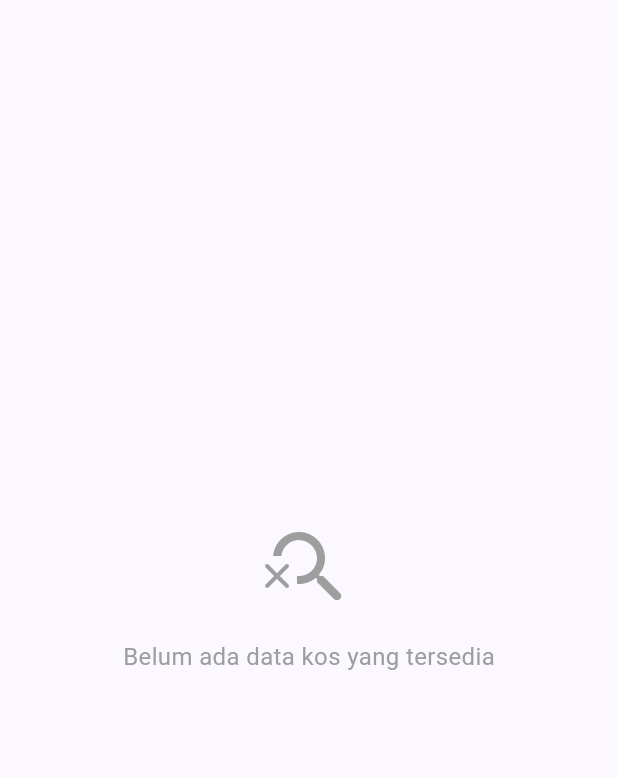
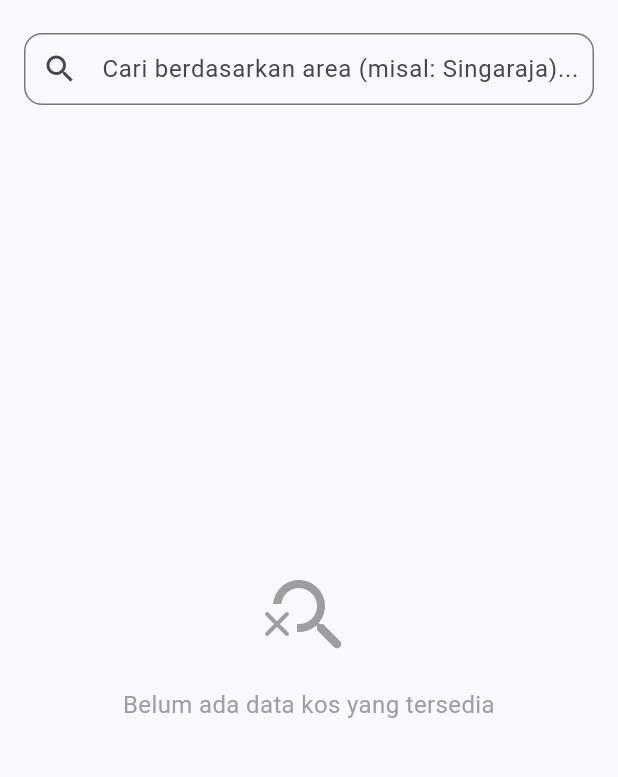
Before and after one commit to mardanaputra/kosfinder, a Flutter app: the screen it shows after launch, on a phone screen of 412 x 824 dp, the part 63-840 px from its top. Run offline on Flutter 3.47's test engine with Material 3 defaults, Android fonts, the phone set to English and light mode, and no system bars; our stand-ins replace supabase_flutter; accounts and stored records are empty.

Commit message:
T06: implementasi pencarian area (US01-AC2)

```diff
--- a/lib/screens/home_screen.dart
+++ b/lib/screens/home_screen.dart
@@ -22,12 +22,20 @@ class HomeScreen extends StatefulWidget {
 }
 
 class _HomeScreenState extends State<HomeScreen> {
+  final TextEditingController _searchController = TextEditingController();
+
   @override
   void initState() {
     super.initState();
     WidgetsBinding.instance.addPostFrameCallback((_) {
       context.read<KosProvider>().fetchKosList();
     });
+  }
+
+  @override
+  void dispose() {
+    _searchController.dispose();
+    super.dispose();
   }
 
   @override
@@ -58,7 +66,40 @@ class _HomeScreenState extends State<HomeScreen> {
           ),
         ],
       ),
-      body: Consumer<KosProvider>(
+      body: Column(
+        children: [
+          // Search Bar
+          Padding(
+            padding: const EdgeInsets.fromLTRB(16, 8, 16, 8),
+            child: TextField(
+              controller: _searchController,
+              decoration: InputDecoration(
+                hintText: 'Cari berdasarkan area (misal: Singaraja)...',
+                prefixIcon: const Icon(Icons.search),
+                suffixIcon: _searchController.text.isNotEmpty
+                    ? IconButton(
+                        icon: const Icon(Icons.clear),
+                        onPressed: () {
+                          _searchController.clear();
+                          context.read<KosProvider>().searchByArea('');
+                          setState(() {});
+                        },
+                      )
+                    : null,
+                contentPadding: const EdgeInsets.symmetric(vertical: 0),
+                border: OutlineInputBorder(
+                  borderRadius: BorderRadius.circular(12),
+                ),
+              ),
+              onChanged: (val) {
+                context.read<KosProvider>().searchByArea(val);
+                setState(() {});
+              },
+            ),
+          ),
+          // Content
+          Expanded(
+            child: Consumer<KosProvider>(
               builder: (context, provider, child) {
                 if (provider.isLoading) {
                   return const Center(
@@ -95,6 +136,8 @@ class _HomeScreenState extends State<HomeScreen> {
 
                 if (provider.kosList.isEmpty) {
                   return Center(
+                    child: Padding(
+                      padding: const EdgeInsets.all(24),
                       child: Column(
                         mainAxisAlignment: MainAxisAlignment.center,
                         children: [
@@ -105,9 +148,12 @@ class _HomeScreenState extends State<HomeScreen> {
                             provider.searchArea.isNotEmpty
                                 ? 'Kos di area tersebut tidak ditemukan'
                                 : 'Belum ada data kos yang tersedia',
-                    style: const TextStyle(fontSize: 16, color: Colors.grey),
+                            textAlign: TextAlign.center,
+                            style: const TextStyle(
+                                fontSize: 16, color: Colors.grey),
                           ),
                         ],
+                      ),
                     ),
                   );
                 }
@@ -138,6 +184,9 @@ class _HomeScreenState extends State<HomeScreen> {
                 );
               },
             ),
+          ),
+        ],
+      ),
     );
   }
 }
```
Also changed, not shown: 2 other files. Lines whose indentation alone changed are shown as unchanged.
